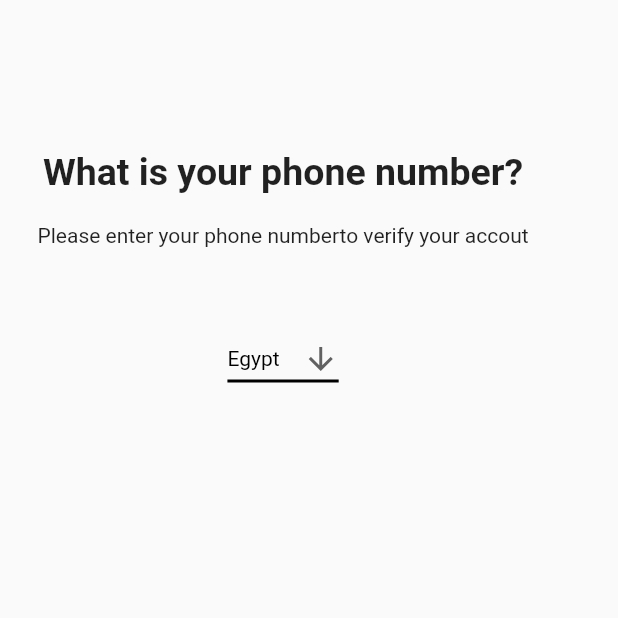
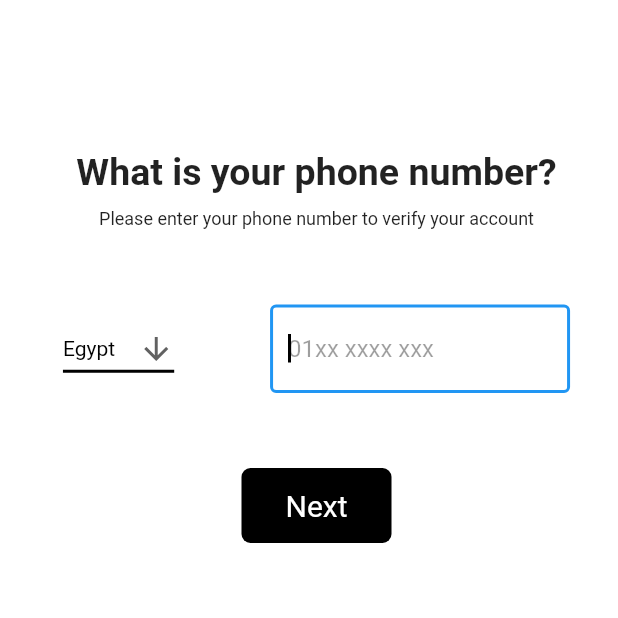
Before and after one commit to eslamelezaby98/flutter_apps, a Flutter app: the screen it shows after launch, on a phone screen of 412 x 824 dp, the top half of it. Run offline on Flutter 3.47's test engine with Material 2 defaults, Android fonts, the phone set to English and light mode, and no system bars; our stand-ins replace firebase_core, get, google_fonts; accounts and stored records are empty.

Commit message:
finished auth_screen ui

```diff
--- a/flutter_maps_app/lib/controller/auth_screen_controller.dart
+++ b/flutter_maps_app/lib/controller/auth_screen_controller.dart
@@ -3,9 +3,15 @@ import 'package:get/get.dart';
 class AuthScreenController extends GetxController {
   String dropdownValue = 'Egypt';
   List<String> conturies = ['Egypt', 'US', 'England'];
+  String phoneNumber = '';
 
   onChange(String? newValue) {
     dropdownValue = newValue!;
     update();
   }
+
+  onSave(String? value) {
+    phoneNumber = value!;
+    update();
+  }
 }
--- a/flutter_maps_app/lib/main.dart
+++ b/flutter_maps_app/lib/main.dart
@@ -18,6 +18,9 @@ class MyApp extends StatelessWidget {
     return  GetMaterialApp(
       debugShowCheckedModeBanner: false,
       initialBinding: Binding(),
+      theme: ThemeData(
+        scaffoldBackgroundColor: Colors.white,
+      ),
       home:const AuthScreen(),
     );
   }
--- a/flutter_maps_app/lib/view/auth_screen/auth_screen.dart
+++ b/flutter_maps_app/lib/view/auth_screen/auth_screen.dart
@@ -1,6 +1,9 @@
 import 'package:flutter/material.dart';
 import 'package:flutter_maps_app/controller/auth_screen_controller.dart';
+import 'package:flutter_maps_app/view/auth_screen/otp_screen.dart';
 import 'package:get/get.dart';
+
+import 'local_widgets/user_phone_number.dart';
 
 class AuthScreen extends GetWidget<AuthScreenController> {
   const AuthScreen({Key? key}) : super(key: key);
@@ -11,49 +14,22 @@ class AuthScreen extends GetWidget<AuthScreenController> {
       child: Scaffold(
         body: Form(
           child: Padding(
-            padding: const EdgeInsets.only(top: 100, left: 25),
+            padding: const EdgeInsets.only(top: 100, left: 10),
             child: Column(
               mainAxisAlignment: MainAxisAlignment.start,
               children: [
+                _buildHeaderText('What is your phone number?'),
+                const SizedBox(height: 10),
                 const Text(
-                  'What is your phone number?',
+                  'Please enter your phone number to verify your account',
                   style: TextStyle(
-                    fontWeight: FontWeight.bold,
-                    fontSize: 25,
-                  ),
-                ),
-                const SizedBox(height: 20),
-                const Text(
-                  'Please enter your phone numberto verify your accout',
-                  style: TextStyle(
-                    fontSize: 14,
+                    fontSize: 12,
                   ),
                 ),
                 const SizedBox(height: 50),
-                GetBuilder<AuthScreenController>(
-                  init: AuthScreenController(),
-                  builder: (controller) {
-                    return DropdownButton<String>(
-                      value: controller.dropdownValue,
-                      icon: const Icon(Icons.arrow_downward),
-                      iconSize: 24,
-                      elevation: 16,
-                      style: const TextStyle(color: Colors.black),
-                      underline: Container(
-                        height: 2,
-                        color: Colors.black,
-                      ),
-                      onChanged: controller.onChange,
-                      items: controller.conturies
-                          .map<DropdownMenuItem<String>>((String value) {
-                        return DropdownMenuItem<String>(
-                          value: value,
-                          child: Text(value),
-                        );
-                      }).toList(),
-                    );
-                  },
-                ),
+                const UserPhoneNumberWidget(),
+                const SizedBox(height: 50),
+                _buildCustomButton(() => Get.to(const OTPScreen()), 'Next'),
               ],
             ),
           ),
@@ -61,4 +37,43 @@ class AuthScreen extends GetWidget<AuthScreenController> {
       ),
     );
   }
+
+  Text _buildHeaderText(String header) {
+    return  Text(
+      header,
+      style:const TextStyle(
+        fontWeight: FontWeight.bold,
+        fontSize: 25,
+      ),
+    );
+  }
+
+  InkWell _buildCustomButton(Function onTap, String title) {
+    return InkWell(
+      onTap: () {
+        onTap();
+      },
+      child: Container(
+        height: 50,
+        width: 100,
+        decoration: BoxDecoration(
+          color: Colors.black,
+          borderRadius: BorderRadius.circular(6),
+        ),
+        child: Center(
+          child: Text(
+            title,
+            style: const TextStyle(
+              color: Colors.white,
+              fontSize: 20,
+            ),
+          ),
+        ),
+      ),
+    );
+  }
 }
+
+// todo
+  // validation phone number.
+  // change border color of textField
--- /dev/null
+++ b/flutter_maps_app/lib/view/auth_screen/local_widgets/user_phone_number.dart
@@ -0,0 +1,76 @@
+import 'package:flutter/material.dart';
+import 'package:flutter_maps_app/controller/auth_screen_controller.dart';
+import 'package:get/get.dart';
+
+class UserPhoneNumberWidget extends StatelessWidget {
+  const UserPhoneNumberWidget({
+    Key? key,
+  }) : super(key: key);
+
+  @override
+  Widget build(BuildContext context) {
+    return GetBuilder<AuthScreenController>(
+      init: AuthScreenController(),
+      builder: (controller) {
+        return Row(
+          mainAxisAlignment: MainAxisAlignment.spaceAround,
+          children: [
+            DropdownButton<String>(
+              value: controller.dropdownValue,
+              icon: const Icon(Icons.arrow_downward),
+              iconSize: 24,
+              elevation: 16,
+              style: const TextStyle(color: Colors.black),
+              underline: Container(
+                height: 2,
+                color: Colors.black,
+              ),
+              onChanged: controller.onChange,
+              items: controller.conturies
+                  .map<DropdownMenuItem<String>>((String value) {
+                return DropdownMenuItem<String>(
+                  value: value,
+                  child: Text(value),
+                );
+              }).toList(),
+            ),
+            SizedBox(
+              width: 200,
+              child: TextFormField(
+                cursorColor: Colors.black,
+                autofocus: true,
+                keyboardType: TextInputType.phone,
+                decoration: const InputDecoration(
+                  hintText: '01xx xxxx xxx',
+                  enabledBorder: OutlineInputBorder(
+                    borderSide: BorderSide(color: Colors.grey, width: 0.0),
+                  ),
+                  border: OutlineInputBorder(
+                    borderSide: BorderSide(
+                      color: Colors.black,
+                    ),
+                  ),
+                  hintStyle: TextStyle(
+                    color: Colors.black38,
+                  ),
+                ),
+                onSaved: controller.onSave,
+                validator: (value) {
+                  if (value!.isEmpty) {
+                    return "Please enter your phone number";
+                  } else if (value.length < 11) {
+                    return "Your phone number is less than 11 numbers!";
+                  } else if (value.length < 11) {
+                    return "Your phone number too long!";
+                  } else {
+                    return null;
+                  }
+                },
+              ),
+            ),
+          ],
+        );
+      },
+    );
+  }
+}
--- a/flutter_maps_app/lib/view/auth_screen/otp_screen.dart
+++ b/flutter_maps_app/lib/view/auth_screen/otp_screen.dart
@@ -0,0 +1,31 @@
+import 'package:flutter/material.dart';
+import 'package:get/get.dart';
+
+class OTPScreen extends StatelessWidget {
+  const OTPScreen({Key? key}) : super(key: key);
+
+  @override
+  Widget build(BuildContext context) {
+    return SafeArea(
+
+      child: Scaffold(
+        appBar: AppBar(
+          backgroundColor: Colors.white,
+          elevation: 0.0,
+          leading: IconButton(
+            onPressed: () {
+              Get.back();
+            },
+            icon: const Icon(
+              Icons.arrow_back_ios,
+              color: Colors.black,
+            ),
+          ),
+        ),
+        body: const Center(
+          child: Text('OTP screen'),
+        ),
+      ),
+    );
+  }
+}
```
